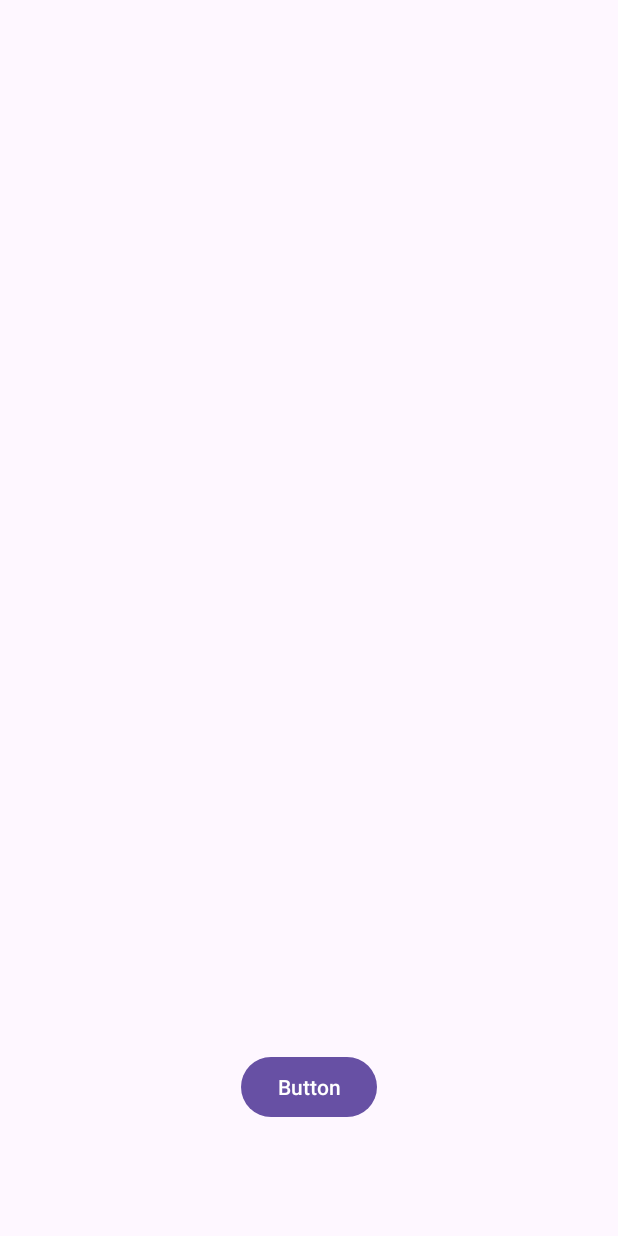
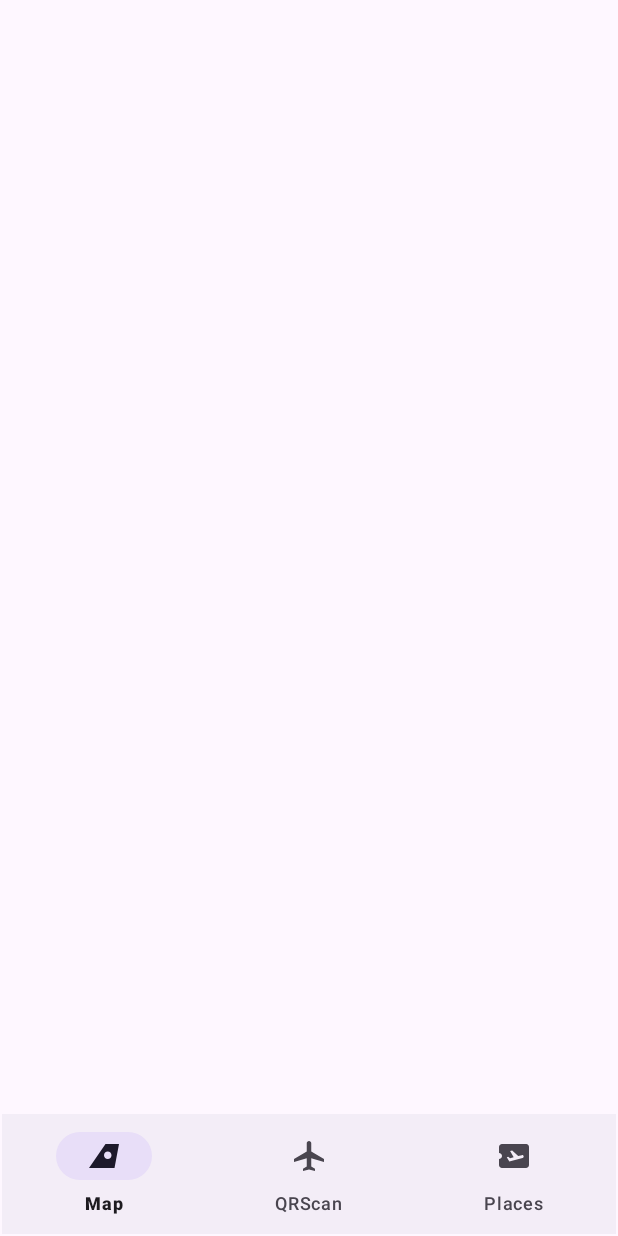
Before and after one commit to LukaszMatecki/QRScannerApp, an Android app: the HomeActivity screen opened directly, with no data from a screen before it, on a phone screen of 412 x 824 dp. Run offline under Robolectric (Android 15) with nearby library versions, the phone set to English and light mode, and no system bars.

Commit message:
Basic navigation bar

```diff
--- /dev/null
+++ b/app/src/main/java/com/example/qrscanner/Fragment/MapActivity.java
@@ -0,0 +1,4 @@
+package com.example.qrscanner.Fragment;
+
+public class MapActivity {
+}
--- /dev/null
+++ b/app/src/main/java/com/example/qrscanner/Fragment/PlacesActivity.java
@@ -0,0 +1,4 @@
+package com.example.qrscanner.Fragment;
+
+public class PlacesActivity {
+}
--- /dev/null
+++ b/app/src/main/java/com/example/qrscanner/Fragment/QRScanActivity.java
@@ -0,0 +1,4 @@
+package com.example.qrscanner.Fragment;
+
+public class QRScanActivity {
+}
--- /dev/null
+++ b/app/src/main/res/drawable/baseline_airlines_24.xml
@@ -0,0 +1,5 @@
+<vector xmlns:android="http://schemas.android.com/apk/res/android" android:height="24dp" android:tint="#000000" android:viewportHeight="24" android:viewportWidth="24" android:width="24dp">
+
+    <path android:fillColor="@android:color/white" android:pathData="M13,4L2,20h17l3,-16H13zM14.5,14c-1.38,0 -2.5,-1.12 -2.5,-2.5c0,-1.38 1.12,-2.5 2.5,-2.5s2.5,1.12 2.5,2.5C17,12.88 15.88,14 14.5,14z"/>
+
+</vector>
--- /dev/null
+++ b/app/src/main/res/drawable/baseline_airplane_ticket_24.xml
@@ -0,0 +1,5 @@
+<vector xmlns:android="http://schemas.android.com/apk/res/android" android:autoMirrored="true" android:height="24dp" android:tint="#000000" android:viewportHeight="24" android:viewportWidth="24" android:width="24dp">
+
+    <path android:fillColor="@android:color/white" android:pathData="M20.19,4H4C2.9,4 2.01,4.9 2.01,6v4C3.11,10 4,10.9 4,12s-0.89,2 -2,2v4c0,1.1 0.9,2 2,2h16c1.1,0 2,-0.9 2,-2V6C22,4.9 21.19,4 20.19,4zM17.73,13.3l-8.86,2.36l-1.66,-2.88l0.93,-0.25l1.26,0.99l2.39,-0.64l-2.4,-4.16l1.4,-0.38l4.01,3.74l2.44,-0.65c0.51,-0.14 1.04,0.17 1.18,0.68C18.55,12.62 18.25,13.15 17.73,13.3z"/>
+
+</vector>
--- a/app/src/main/res/layout/activity_home.xml
+++ b/app/src/main/res/layout/activity_home.xml
@@ -7,17 +7,21 @@
     tools:context=".HomeActivity">
 
 
-    <Button
-        android:id="@+id/button2"
-        android:layout_width="wrap_content"
+    <com.google.android.material.bottomnavigation.BottomNavigationView
+        android:id="@+id/BottomNavBar"
+        android:layout_width="match_parent"
         android:layout_height="wrap_content"
-        android:layout_marginStart="160dp"
-        android:layout_marginTop="654dp"
-        android:layout_marginEnd="160dp"
-        android:layout_marginBottom="29dp"
-        android:text="Button"
+        android:layout_marginStart="1dp"
+        android:layout_marginTop="1dp"
+        android:layout_marginEnd="1dp"
+        android:layout_marginBottom="1dp"
         app:layout_constraintBottom_toBottomOf="parent"
         app:layout_constraintEnd_toEndOf="parent"
+        app:layout_constraintHorizontal_bias="1.0"
         app:layout_constraintStart_toStartOf="parent"
-        app:layout_constraintTop_toTopOf="parent" />
+        app:layout_constraintTop_toTopOf="parent"
+        app:layout_constraintVertical_bias="1.0"
+        app:menu="@menu/bottom_navmenu"
+        />
+
 </androidx.constraintlayout.widget.ConstraintLayout>
--- /dev/null
+++ b/app/src/main/res/layout/fragment_map.xml
@@ -0,0 +1,6 @@
+<?xml version="1.0" encoding="utf-8"?>
+<androidx.constraintlayout.widget.ConstraintLayout xmlns:android="http://schemas.android.com/apk/res/android"
+    android:layout_width="match_parent"
+    android:layout_height="match_parent">
+
+</androidx.constraintlayout.widget.ConstraintLayout>
--- /dev/null
+++ b/app/src/main/res/layout/fragment_places.xml
@@ -0,0 +1,6 @@
+<?xml version="1.0" encoding="utf-8"?>
+<androidx.constraintlayout.widget.ConstraintLayout xmlns:android="http://schemas.android.com/apk/res/android"
+    android:layout_width="match_parent"
+    android:layout_height="match_parent">
+
+</androidx.constraintlayout.widget.ConstraintLayout>
--- /dev/null
+++ b/app/src/main/res/layout/fragment_scan.xml
@@ -0,0 +1,6 @@
+<?xml version="1.0" encoding="utf-8"?>
+<androidx.constraintlayout.widget.ConstraintLayout xmlns:android="http://schemas.android.com/apk/res/android"
+    android:layout_width="match_parent"
+    android:layout_height="match_parent">
+
+</androidx.constraintlayout.widget.ConstraintLayout>
--- /dev/null
+++ b/app/src/main/res/menu/bottom_navmenu.xml
@@ -0,0 +1,10 @@
+<?xml version="1.0" encoding="utf-8"?>
+<menu xmlns:android="http://schemas.android.com/apk/res/android">
+
+    <item android:title="Map"
+        android:icon="@drawable/baseline_airlines_24"/>
+    <item android:title="QRScan"
+        android:icon="@drawable/baseline_airplanemode_active_24"/>
+    <item android:title="Places"
+        android:icon="@drawable/baseline_airplane_ticket_24"/>
+</menu>
```
